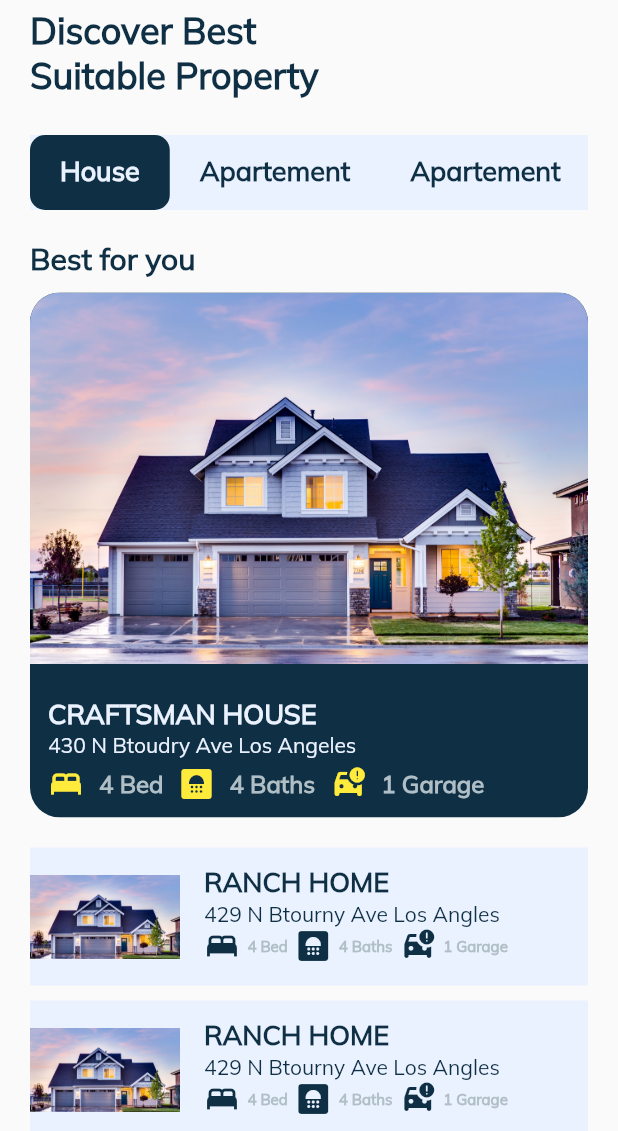
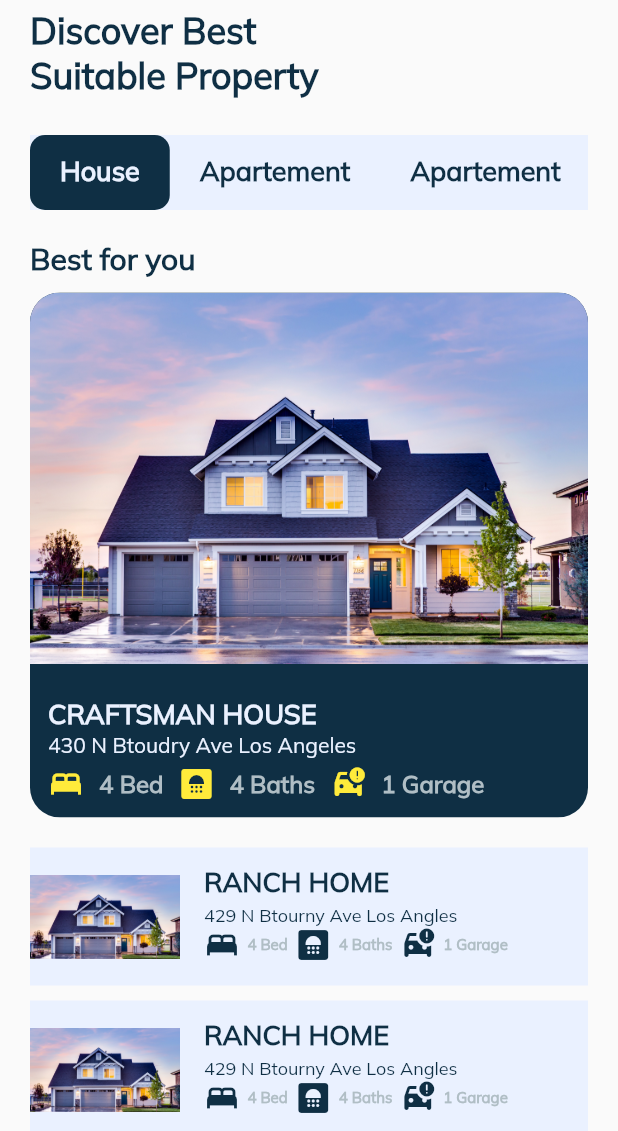
Before and after one commit to imovais/property_trade_app, a Flutter app: the screen it shows after launch, on a phone screen of 412 x 824 dp, the part 105-1236 px from its top. Run offline on Flutter 3.47's test engine with Material 2 defaults, Android fonts, the phone set to English and light mode, and no system bars.

```diff
--- a/lib/Constant/constant.dart
+++ b/lib/Constant/constant.dart
@@ -36,17 +36,20 @@ Widget iconFeatureBox(
     ftsize = 10;
     iconcoloring = primaryColor();
   }
-  return Row(
+  return SingleChildScrollView(
+    scrollDirection: Axis.horizontal,
+    child: Row(
       children: [
         Icon(iconz, color: iconcoloring),
         Padding(
           padding: EdgeInsets.symmetric(horizontal: paddingz),
           child: Text(
             textz,
-          style:
-              myFontStyle(colorz: Colors.blueGrey.shade200, fontsizez: ftsize),
+            style: myFontStyle(
+                colorz: Colors.blueGrey.shade200, fontsizez: ftsize),
           ),
         )
       ],
+    ),
   );
 }
--- a/lib/Screens/homepage.dart
+++ b/lib/Screens/homepage.dart
@@ -48,9 +48,9 @@ class HomePage extends StatelessWidget {
                       width: 60,
                       height: 60,
                       decoration: BoxDecoration(
-                          //shape: BoxShape.circle,
-                          //color: Colors.amber,
-                          ),
+                        shape: BoxShape.circle,
+                        //color: Colors.amber,
+                      ),
                       child: Image.asset(
                           fit: BoxFit.cover,
                           'assets/images/profile_picture.jpg'),
--- a/lib/widgets/featurebox.dart
+++ b/lib/widgets/featurebox.dart
@@ -48,6 +48,8 @@ class MyFeatureBox extends StatelessWidget {
                     //ICONS OF FEATURE BOX
                     Padding(
                       padding: const EdgeInsets.only(top: 5),
+                      child: SingleChildScrollView(
+                        scrollDirection: Axis.horizontal,
                         child: Row(
                           children: [
                             iconFeatureBox(iconz: Icons.bed, textz: '4 Bed'),
@@ -58,6 +60,7 @@ class MyFeatureBox extends StatelessWidget {
                                 textz: '1 Garage'),
                           ],
                         ),
+                      ),
                     )
                   ],
                 ),
--- a/lib/widgets/listTile.dart
+++ b/lib/widgets/listTile.dart
@@ -28,10 +28,12 @@ class MyListTile extends StatelessWidget {
             '429 N Btourny Ave Los Angles',
             style: myFontStyle(
                 colorz: primaryColor(),
-                fontsizez: 14,
+                fontsizez: 12,
                 fontweightz: FontWeight.normal),
           ),
-          Row(
+          SingleChildScrollView(
+            scrollDirection: Axis.horizontal,
+            child: Row(
               children: [
                 iconFeatureBox(iconz: Icons.bed, textz: '4 Bed', isSmall: true),
                 iconFeatureBox(
@@ -41,6 +43,7 @@ class MyListTile extends StatelessWidget {
                     textz: '1 Garage',
                     isSmall: true),
               ],
+            ),
           )
         ],
       ),
```
Lines whose indentation alone changed are shown as unchanged.
